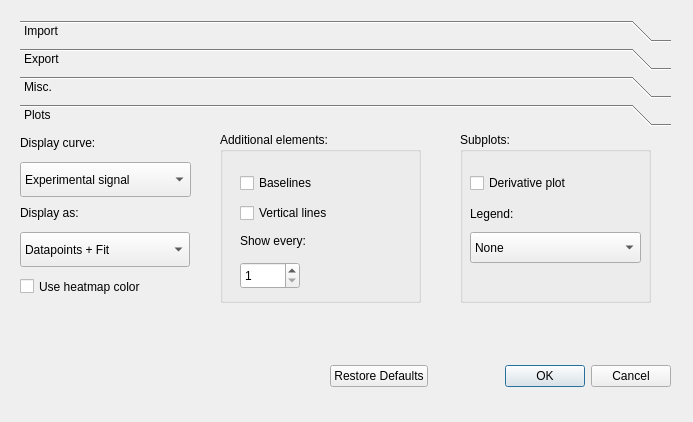
Above: moltenprot/ui/settings.ui from kvr2007/moltenprot before the change. Below: the same form after it.
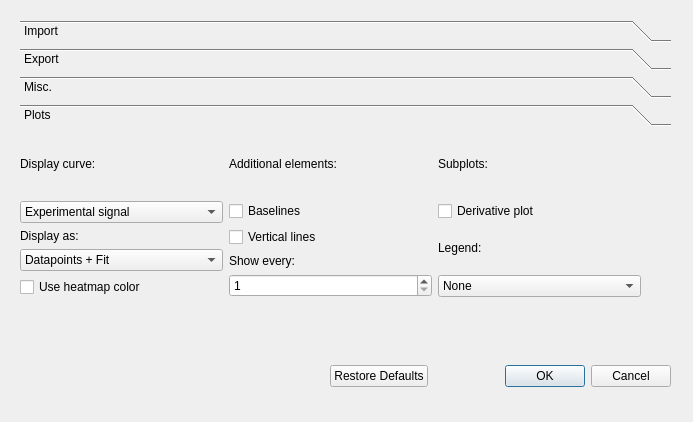
That is the form after the change. The open tabs and pages were chosen to show the change.

Patch:
```diff
--- a/moltenprot/ui/settings.ui
+++ b/moltenprot/ui/settings.ui
@@ -446,22 +446,48 @@
      <rect>
       <x>0</x>
       <y>0</y>
-      <width>100</width>
-      <height>30</height>
+      <width>651</width>
+      <height>183</height>
      </rect>
     </property>
     <attribute name="label">
      <string>Plots</string>
     </attribute>
+    <widget class="QWidget" name="layoutWidget">
+     <property name="geometry">
+      <rect>
+       <x>0</x>
+       <y>0</y>
+       <width>621</width>
+       <height>165</height>
+      </rect>
+     </property>
+     <layout class="QGridLayout" name="gridLayout_4">
+      <item row="0" column="0">
+       <widget class="QLabel" name="curveTypeLabel">
+        <property name="text">
+         <string>Display curve:</string>
+        </property>
+       </widget>
+      </item>
+      <item row="0" column="1">
+       <widget class="QLabel" name="curveTypeLabel_2">
+        <property name="text">
+         <string>Additional elements:</string>
+        </property>
+       </widget>
+      </item>
+      <item row="0" column="2">
+       <widget class="QLabel" name="curveTypeLabel_3">
+        <property name="text">
+         <string>Subplots:</string>
+        </property>
+       </widget>
+      </item>
+      <item row="1" column="0">
+       <layout class="QVBoxLayout" name="verticalLayout_5">
+        <item>
     <widget class="QComboBox" name="curveTypeComboBox">
-     <property name="geometry">
-      <rect>
-       <x>0</x>
-       <y>30</y>
-       <width>171</width>
-       <height>35</height>
-      </rect>
-     </property>
      <property name="toolTip">
       <string>Which data to plot</string>
      </property>
@@ -476,15 +502,16 @@
       </property>
      </item>
     </widget>
+        </item>
+        <item>
+         <widget class="QLabel" name="curveViewLabel">
+          <property name="text">
+           <string>Display as:</string>
+          </property>
+         </widget>
+        </item>
+        <item>
     <widget class="QComboBox" name="curveViewComboBox">
-     <property name="geometry">
-      <rect>
-       <x>0</x>
-       <y>100</y>
-       <width>170</width>
-       <height>35</height>
-      </rect>
-     </property>
      <property name="toolTip">
       <string>How to plot data</string>
      </property>
@@ -504,53 +531,33 @@
       </property>
      </item>
     </widget>
-    <widget class="QLabel" name="curveTypeLabel">
-     <property name="geometry">
-      <rect>
-       <x>0</x>
-       <y>0</y>
-       <width>151</width>
-       <height>21</height>
-      </rect>
+        </item>
+        <item>
+         <widget class="QCheckBox" name="curveHeatmapColorCheckBox">
+          <property name="toolTip">
+           <string>Color curves based on the heatmap button colors</string>
      </property>
      <property name="text">
-      <string>Display curve:</string>
-     </property>
-    </widget>
-    <widget class="QLabel" name="curveViewLabel">
-     <property name="geometry">
-      <rect>
-       <x>0</x>
-       <y>70</y>
-       <width>151</width>
-       <height>21</height>
-      </rect>
+           <string>Use heatmap color</string>
+          </property>
+         </widget>
+        </item>
+       </layout>
+      </item>
+      <item row="1" column="1">
+       <layout class="QVBoxLayout" name="verticalLayout_3">
+        <item>
+         <widget class="QCheckBox" name="curveBaselineCheckBox">
+          <property name="toolTip">
+           <string>Show pre- and post-transition baselines</string>
      </property>
      <property name="text">
-      <string>Display as:</string>
-     </property>
-    </widget>
-    <widget class="QGroupBox" name="additionalElementsGroupBox">
-     <property name="geometry">
-      <rect>
-       <x>200</x>
-       <y>0</y>
-       <width>201</width>
-       <height>171</height>
-      </rect>
-     </property>
-     <property name="title">
-      <string>Additional elements:</string>
-     </property>
+           <string>Baselines</string>
+          </property>
+         </widget>
+        </item>
+        <item>
      <widget class="QCheckBox" name="curveVlinesCheckBox">
-      <property name="geometry">
-       <rect>
-        <x>20</x>
-        <y>70</y>
-        <width>181</width>
-        <height>22</height>
-       </rect>
-      </property>
       <property name="toolTip">
        <string>Show fit parameters that are on X-axis (e.g. Tm)</string>
       </property>
@@ -558,44 +565,16 @@
        <string>Vertical lines</string>
       </property>
      </widget>
+        </item>
+        <item>
      <widget class="QLabel" name="curveMarkEverySpinBoxLabel">
-      <property name="geometry">
-       <rect>
-        <x>20</x>
-        <y>100</y>
-        <width>131</width>
-        <height>18</height>
-       </rect>
-      </property>
       <property name="text">
        <string>Show every:</string>
       </property>
      </widget>
-     <widget class="QCheckBox" name="curveBaselineCheckBox">
-      <property name="geometry">
-       <rect>
-        <x>20</x>
-        <y>40</y>
-        <width>181</width>
-        <height>22</height>
-       </rect>
-      </property>
-      <property name="toolTip">
-       <string>Show pre- and post-transition baselines</string>
-      </property>
-      <property name="text">
-       <string>Baselines</string>
-      </property>
-     </widget>
+        </item>
+        <item>
      <widget class="QSpinBox" name="curveMarkEverySpinBox">
-      <property name="geometry">
-       <rect>
-        <x>20</x>
-        <y>130</y>
-        <width>60</width>
-        <height>27</height>
-       </rect>
-      </property>
       <property name="toolTip">
        <string extracomment="blah">Plot every n'th experimental datapoint</string>
       </property>
@@ -603,28 +582,13 @@
        <number>1</number>
       </property>
      </widget>
-    </widget>
-    <widget class="QGroupBox" name="subplotsGroupBox">
-     <property name="geometry">
-      <rect>
-       <x>440</x>
-       <y>0</y>
-       <width>191</width>
-       <height>171</height>
-      </rect>
-     </property>
-     <property name="title">
-      <string>Subplots:</string>
-     </property>
+        </item>
+       </layout>
+      </item>
+      <item row="1" column="2">
+       <layout class="QVBoxLayout" name="verticalLayout_4">
+        <item>
      <widget class="QCheckBox" name="curveDerivativeCheckBox">
-      <property name="geometry">
-       <rect>
-        <x>10</x>
-        <y>40</y>
-        <width>171</width>
-        <height>22</height>
-       </rect>
-      </property>
       <property name="toolTip">
        <string>Show smoothened experimental derivative in a separate plot</string>
       </property>
@@ -632,15 +596,16 @@
        <string>Derivative plot</string>
       </property>
      </widget>
+        </item>
+        <item>
+         <widget class="QLabel" name="label">
+          <property name="text">
+           <string>Legend:</string>
+          </property>
+         </widget>
+        </item>
+        <item>
      <widget class="QComboBox" name="curveLegendComboBox">
-      <property name="geometry">
-       <rect>
-        <x>10</x>
-        <y>100</y>
-        <width>171</width>
-        <height>31</height>
-       </rect>
-      </property>
       <property name="toolTip">
        <string>How to display the legend</string>
       </property>
@@ -660,35 +625,10 @@
        </property>
       </item>
      </widget>
-     <widget class="QLabel" name="label">
-      <property name="geometry">
-       <rect>
-        <x>10</x>
-        <y>70</y>
-        <width>171</width>
-        <height>23</height>
-       </rect>
-      </property>
-      <property name="text">
-       <string>Legend:</string>
-      </property>
-     </widget>
-    </widget>
-    <widget class="QCheckBox" name="curveHeatmapColorCheckBox">
-     <property name="geometry">
-      <rect>
-       <x>0</x>
-       <y>140</y>
-       <width>171</width>
-       <height>29</height>
-      </rect>
-     </property>
-     <property name="toolTip">
-      <string>Color curves based on the heatmap button colors</string>
-     </property>
-     <property name="text">
-      <string>Use heatmap color</string>
-     </property>
+        </item>
+       </layout>
+      </item>
+     </layout>
     </widget>
    </widget>
   </widget>
```
Left out of the diff: 79 changed lines with no effect on the pictures. Lines whose indentation alone changed are shown as unchanged.
